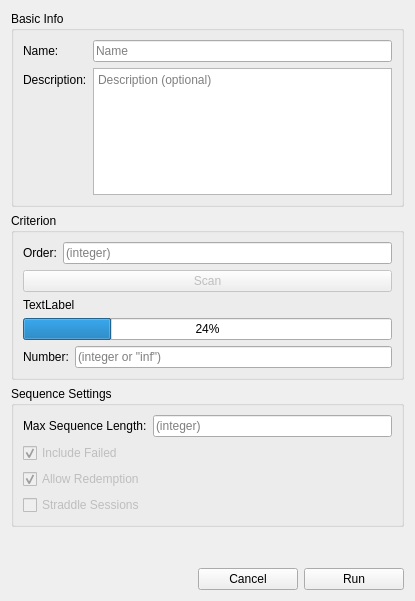
Old version of the form ui/SettingsDialog.ui in the repository danielhsu021202/PythonCBAS.
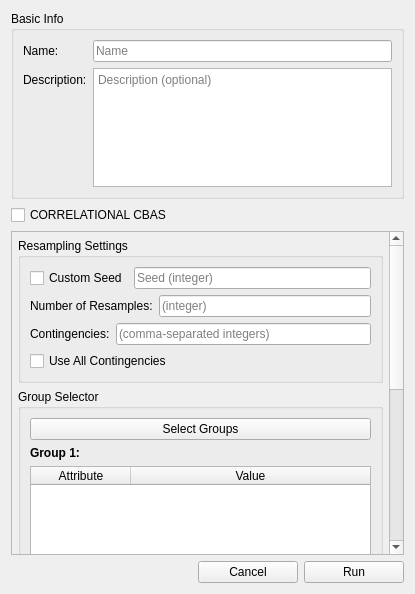
New version of the form. The open tabs and pages were chosen to show the change. Icons and pictures are not drawn.

Commit message: Resampling and P-Values now integrated into UI

Diff of the .ui file:
```diff
--- a/ui/SettingsDialog.ui
+++ b/ui/SettingsDialog.ui
@@ -7,7 +7,7 @@
     <x>0</x>
     <y>0</y>
     <width>415</width>
-    <height>601</height>
+    <height>594</height>
    </rect>
   </property>
   <property name="windowTitle">
@@ -16,6 +16,12 @@
   <layout class="QVBoxLayout" name="verticalLayout">
    <item>
     <widget class="QGroupBox" name="groupBox_3">
+     <property name="maximumSize">
+      <size>
+       <width>16777215</width>
+       <height>200</height>
+      </size>
+     </property>
      <property name="title">
       <string>Basic Info</string>
      </property>
@@ -53,6 +59,15 @@
    </item>
    <item>
     <widget class="QStackedWidget" name="SettingsPages">
+     <property name="sizePolicy">
+      <sizepolicy hsizetype="Preferred" vsizetype="Preferred">
+       <horstretch>0</horstretch>
+       <verstretch>0</verstretch>
+      </sizepolicy>
+     </property>
+     <property name="currentIndex">
+      <number>0</number>
+     </property>
      <widget class="QWidget" name="CountsSettingsPage">
       <layout class="QVBoxLayout" name="verticalLayout_2">
        <property name="leftMargin">
@@ -92,28 +107,53 @@
            </layout>
           </item>
           <item>
-           <widget class="QPushButton" name="scanButton">
-            <property name="enabled">
-             <bool>false</bool>
+           <layout class="QHBoxLayout" name="horizontalLayout_9">
+            <property name="spacing">
+             <number>2</number>
             </property>
-            <property name="text">
-             <string>Scan</string>
-            </property>
-           </widget>
-          </item>
-          <item>
-           <widget class="QLabel" name="progressLabel">
-            <property name="text">
-             <string>TextLabel</string>
-            </property>
-           </widget>
-          </item>
-          <item>
-           <widget class="QProgressBar" name="progressBar">
-            <property name="value">
-             <number>24</number>
-            </property>
-           </widget>
+            <item>
+             <widget class="QPushButton" name="scanButton">
+              <property name="enabled">
+               <bool>false</bool>
+              </property>
+              <property name="text">
+               <string>Scan</string>
+              </property>
+             </widget>
+            </item>
+            <item>
+             <widget class="QPushButton" name="visualizeButton">
+              <property name="enabled">
+               <bool>false</bool>
+              </property>
+              <property name="sizePolicy">
+               <sizepolicy hsizetype="Fixed" vsizetype="Fixed">
+                <horstretch>0</horstretch>
+                <verstretch>0</verstretch>
+               </sizepolicy>
+              </property>
+              <property name="maximumSize">
+               <size>
+                <width>40</width>
+                <height>40</height>
+               </size>
+              </property>
+              <property name="text">
+               <string/>
+              </property>
+              <property name="icon">
+               <iconset>
+                <normaloff>../icons/graph.png</normaloff>../icons/graph.png</iconset>
+              </property>
+              <property name="autoDefault">
+               <bool>false</bool>
+              </property>
+              <property name="flat">
+               <bool>true</bool>
+              </property>
+             </widget>
+            </item>
+           </layout>
           </item>
           <item>
            <layout class="QHBoxLayout" name="horizontalLayout_3">
@@ -214,22 +254,340 @@
        </item>
       </layout>
      </widget>
-     <widget class="QWidget" name="page_2"/>
+     <widget class="QWidget" name="ResamplesSettingsPage">
+      <layout class="QVBoxLayout" name="verticalLayout_6">
+       <property name="leftMargin">
+        <number>0</number>
+       </property>
+       <property name="topMargin">
+        <number>0</number>
+       </property>
+       <property name="rightMargin">
+        <number>0</number>
+       </property>
+       <property name="bottomMargin">
+        <number>0</number>
+       </property>
+       <item>
+        <widget class="QCheckBox" name="useCorrelationalCheckBox">
+         <property name="text">
+          <string>CORRELATIONAL CBAS</string>
+         </property>
+        </widget>
+       </item>
+       <item>
+        <widget class="QScrollArea" name="scrollArea">
+         <property name="horizontalScrollBarPolicy">
+          <enum>Qt::ScrollBarAlwaysOff</enum>
+         </property>
+         <property name="widgetResizable">
+          <bool>true</bool>
+         </property>
+         <widget class="QWidget" name="scrollAreaWidgetContents">
+          <property name="geometry">
+           <rect>
+            <x>0</x>
+            <y>-391</y>
+            <width>363</width>
+            <height>733</height>
+           </rect>
+          </property>
+          <layout class="QVBoxLayout" name="verticalLayout_9">
+           <property name="leftMargin">
+            <number>6</number>
+           </property>
+           <property name="topMargin">
+            <number>6</number>
+           </property>
+           <property name="rightMargin">
+            <number>6</number>
+           </property>
+           <property name="bottomMargin">
+            <number>6</number>
+           </property>
+           <item>
+            <widget class="QGroupBox" name="resampleSettingsBox">
+             <property name="title">
+              <string>Resampling Settings</string>
+             </property>
+             <layout class="QVBoxLayout" name="verticalLayout_5">
+              <item>
+               <layout class="QHBoxLayout" name="horizontalLayout_5">
+                <item>
+                 <widget class="QCheckBox" name="customSeedCheckbox">
+                  <property name="text">
+                   <string>Custom Seed</string>
+                  </property>
+                 </widget>
+                </item>
+                <item>
+                 <widget class="QLineEdit" name="customSeedLineEdit">
+                  <property name="placeholderText">
+                   <string>Seed (integer)</string>
+                  </property>
+                 </widget>
+                </item>
+               </layout>
+              </item>
+              <item>
+               <layout class="QHBoxLayout" name="horizontalLayout_6">
+                <item>
+                 <widget class="QLabel" name="label_6">
+                  <property name="text">
+                   <string>Number of Resamples:</string>
+                  </property>
+                 </widget>
+                </item>
+                <item>
+                 <widget class="QLineEdit" name="numResamplesLineEdit">
+                  <property name="placeholderText">
+                   <string>(integer)</string>
+                  </property>
+                 </widget>
+                </item>
+               </layout>
+              </item>
+              <item>
+               <layout class="QHBoxLayout" name="horizontalLayout_7">
+                <item>
+                 <widget class="QLabel" name="label_7">
+                  <property name="text">
+                   <string>Contingencies:</string>
+                  </property>
+                 </widget>
+                </item>
+                <item>
+                 <widget class="QLineEdit" name="contingenciesLineEdit">
+                  <property name="placeholderText">
+                   <string>(comma-separated integers)</string>
+                  </property>
+                 </widget>
+                </item>
+               </layout>
+              </item>
+              <item>
+               <widget class="QCheckBox" name="useAllContingenciesCheck">
+                <property name="text">
+                 <string>Use All Contingencies</string>
+                </property>
+               </widget>
+              </item>
+             </layout>
+            </widget>
+           </item>
+           <item>
+            <widget class="QGroupBox" name="groupSelectorBox">
+             <property name="title">
+              <string>Group Selector</string>
+             </property>
+             <layout class="QVBoxLayout" name="verticalLayout_12">
+              <item>
+               <widget class="QPushButton" name="selectGroupsButton">
+                <property name="text">
+                 <string>Select Groups</string>
+                </property>
+               </widget>
+              </item>
+              <item>
+               <widget class="QLabel" name="label_10">
+                <property name="font">
+                 <font>
+                  <bold>true</bold>
+                 </font>
+                </property>
+                <property name="text">
+                 <string>Group 1:</string>
+                </property>
+               </widget>
+              </item>
+              <item>
+               <widget class="QTableWidget" name="group1TableWidget">
+                <property name="sizePolicy">
+                 <sizepolicy hsizetype="Expanding" vsizetype="Preferred">
+                  <horstretch>0</horstretch>
+                  <verstretch>0</verstretch>
+                 </sizepolicy>
+                </property>
+                <property name="minimumSize">
+                 <size>
+                  <width>0</width>
+                  <height>100</height>
+                 </size>
+                </property>
+                <attribute name="horizontalHeaderStretchLastSection">
+                 <bool>true</bool>
+                </attribute>
+                <attribute name="verticalHeaderVisible">
+                 <bool>false</bool>
+                </attribute>
+                <column>
+                 <property name="text">
+                  <string>Attribute</string>
+                 </property>
+                </column>
+                <column>
+                 <property name="text">
+                  <string>Value</string>
+                 </property>
+                </column>
+               </widget>
+              </item>
+              <item>
+               <widget class="QLabel" name="group1CountLabel">
+                <property name="text">
+                 <string>0 Animals</string>
+                </property>
+                <property name="alignment">
+                 <set>Qt::AlignRight|Qt::AlignTrailing|Qt::AlignVCenter</set>
+                </property>
+               </widget>
+              </item>
+              <item>
+               <widget class="QLabel" name="label_11">
+                <property name="font">
+                 <font>
+                  <bold>true</bold>
+                 </font>
+                </property>
+                <property name="text">
+                 <string>Group 2:</string>
+                </property>
+               </widget>
+              </item>
+              <item>
+               <widget class="QTableWidget" name="group2TableWidget">
+                <property name="sizePolicy">
+                 <sizepolicy hsizetype="Expanding" vsizetype="Preferred">
+                  <horstretch>0</horstretch>
+                  <verstretch>0</verstretch>
+                 </sizepolicy>
+                </property>
+                <property name="minimumSize">
+                 <size>
+                  <width>0</width>
+                  <height>100</height>
+                 </size>
+                </property>
+                <attribute name="horizontalHeaderStretchLastSection">
+                 <bool>true</bool>
+                </attribute>
+                <attribute name="verticalHeaderVisible">
+                 <bool>false</bool>
+                </attribute>
+                <column>
+                 <property name="text">
+                  <string>Attribute</string>
+                 </property>
+                </column>
+                <column>
+                 <property name="text">
+                  <string>Value</string>
+                 </property>
+                </column>
+               </widget>
+              </item>
+              <item>
+               <widget class="QLabel" name="group2CountLabel">
+                <property name="text">
+                 <string>0 Animals</string>
+                </property>
+                <property name="alignment">
+                 <set>Qt::AlignRight|Qt::AlignTrailing|Qt::AlignVCenter</set>
+                </property>
+               </widget>
+              </item>
+              <item>
+               <widget class="QLabel" name="totalAnimalsLabel">
+                <property name="text">
+                 <string>Total:</string>
+                </property>
+               </widget>
+              </item>
+             </layout>
+            </widget>
+           </item>
+           <item>
+            <widget class="QGroupBox" name="groupBox_4">
+             <property name="title">
+              <string>P-Value Settings</string>
+             </property>
+             <layout class="QFormLayout" name="formLayout_2">
+              <item row="0" column="0" colspan="2">
+               <layout class="QHBoxLayout" name="horizontalLayout_8">
+                <item>
+                 <widget class="QRadioButton" name="fwerRadio">
+                  <property name="text">
+                   <string>FWER Correction Only</string>
+                  </property>
+                  <property name="checked">
+                   <bool>false</bool>
+                  </property>
+                 </widget>
+                </item>
+                <item>
+                 <widget class="QRadioButton" name="fdpRadio">
+                  <property name="text">
+                   <string>FDP Correction</string>
+                  </property>
+                  <property name="checked">
+                   <bool>true</bool>
+                  </property>
+                 </widget>
+                </item>
+               </layout>
+              </item>
+              <item row="1" column="0">
+               <widget class="QLabel" name="label_8">
+                <property name="text">
+                 <string>alpha:</string>
+                </property>
+               </widget>
+              </item>
+              <item row="1" column="1">
+               <widget class="QLineEdit" name="alphaLineEdit">
+                <property name="placeholderText">
+                 <string>(decimal)</string>
+                </property>
+               </widget>
+              </item>
+              <item row="2" column="0">
+               <widget class="QLabel" name="label_9">
+                <property name="text">
+                 <string>gamma:</string>
+                </property>
+               </widget>
+              </item>
+              <item row="2" column="1">
+               <widget class="QLineEdit" name="gammaLineEdit">
+                <property name="placeholderText">
+                 <string>(decimal)</string>
+                </property>
+               </widget>
+              </item>
+             </layout>
+            </widget>
+           </item>
+           <item>
+            <spacer name="verticalSpacer_3">
+             <property name="orientation">
+              <enum>Qt::Vertical</enum>
+             </property>
+             <property name="sizeHint" stdset="0">
+              <size>
+               <width>20</width>
+               <height>40</height>
+              </size>
+             </property>
+            </spacer>
+           </item>
+          </layout>
+         </widget>
+        </widget>
+       </item>
+      </layout>
+     </widget>
     </widget>
    </item>
-   <item>
-    <spacer name="verticalSpacer">
-     <property name="orientation">
-      <enum>Qt::Vertical</enum>
-     </property>
-     <property name="sizeHint" stdset="0">
-      <size>
-       <width>20</width>
-       <height>99</height>
-      </size>
-     </property>
-    </spacer>
-   </item>
    <item>
     <layout class="QHBoxLayout" name="horizontalLayout_4">
      <property name="leftMargin">
```
Left out of the diff: 115 changed lines with no effect on the pictures. The commit also changes 26 other files.
